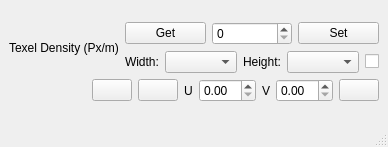
thienphuochoang/Portfolio, file puzzle_maya/uv_tool/texel_density/ui/texel_density_ui.ui: the form before one commit.
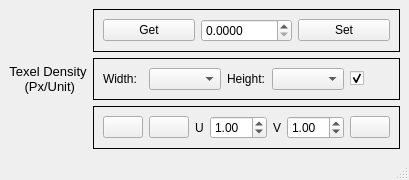
The form after the commit.

Commit message: update new UI and texel density function

Patch:
```diff
--- a/puzzle_maya/uv_tool/texel_density/ui/texel_density_ui.ui
+++ b/puzzle_maya/uv_tool/texel_density/ui/texel_density_ui.ui
@@ -6,22 +6,103 @@
    <rect>
     <x>0</x>
     <y>0</y>
-    <width>370</width>
-    <height>147</height>
+    <width>381</width>
+    <height>176</height>
    </rect>
   </property>
   <property name="windowTitle">
    <string>MainWindow</string>
   </property>
   <widget class="QWidget" name="centralwidget">
-   <layout class="QGridLayout" name="gridLayout_2">
-    <item row="0" column="0">
      <layout class="QGridLayout" name="gridLayout">
-      <item row="2" column="0" colspan="2">
+    <item row="0" column="1">
+     <widget class="QFrame" name="frame">
+      <property name="frameShape">
+       <enum>QFrame::Box</enum>
+      </property>
+      <property name="frameShadow">
+       <enum>QFrame::Plain</enum>
+      </property>
+      <layout class="QHBoxLayout" name="horizontalLayout_6">
+       <item>
+        <widget class="QPushButton" name="btnGet">
+         <property name="text">
+          <string>Get</string>
+         </property>
+        </widget>
+       </item>
+       <item>
+        <widget class="QDoubleSpinBox" name="spnTexelDensity">
+         <property name="decimals">
+          <number>4</number>
+         </property>
+        </widget>
+       </item>
+       <item>
+        <widget class="QPushButton" name="btnSet">
+         <property name="text">
+          <string>Set</string>
+         </property>
+        </widget>
+       </item>
+      </layout>
+     </widget>
+    </item>
+    <item row="1" column="1">
+     <widget class="QFrame" name="frame_2">
+      <property name="frameShape">
+       <enum>QFrame::Box</enum>
+      </property>
+      <property name="frameShadow">
+       <enum>QFrame::Plain</enum>
+      </property>
+      <layout class="QHBoxLayout" name="horizontalLayout_2">
+       <item>
+        <widget class="QLabel" name="label_2">
+         <property name="text">
+          <string>Width:</string>
+         </property>
+        </widget>
+       </item>
+       <item>
+        <widget class="QComboBox" name="cbWidth"/>
+       </item>
+       <item>
+        <widget class="QLabel" name="label_3">
+         <property name="text">
+          <string>Height:</string>
+         </property>
+        </widget>
+       </item>
+       <item>
+        <widget class="QComboBox" name="cbHeight"/>
+       </item>
+       <item>
+        <widget class="QCheckBox" name="cbConstraint">
+         <property name="toolTip">
+          <string>Constraints for Width and Height</string>
+         </property>
+         <property name="text">
+          <string/>
+         </property>
+         <property name="checked">
+          <bool>true</bool>
+         </property>
+        </widget>
+       </item>
+      </layout>
+     </widget>
+    </item>
+    <item row="2" column="1">
+     <widget class="QFrame" name="frame_3">
+      <property name="frameShape">
+       <enum>QFrame::Box</enum>
+      </property>
+      <property name="frameShadow">
+       <enum>QFrame::Plain</enum>
+      </property>
        <layout class="QHBoxLayout" name="horizontalLayout">
         <item>
-         <layout class="QHBoxLayout" name="horizontalLayout_4">
-          <item>
            <spacer name="horizontalSpacer">
             <property name="orientation">
              <enum>Qt::Horizontal</enum>
@@ -35,23 +116,19 @@
            </spacer>
           </item>
           <item>
-           <widget class="QPushButton" name="pushButton_3">
+        <widget class="QPushButton" name="btnAssignCheckerMaterial">
             <property name="text">
              <string/>
             </property>
            </widget>
           </item>
           <item>
-           <widget class="QPushButton" name="pushButton_2">
+        <widget class="QPushButton" name="btnCycleCheckerMap">
             <property name="text">
              <string/>
             </property>
            </widget>
           </item>
-         </layout>
-        </item>
-        <item>
-         <layout class="QHBoxLayout" name="horizontalLayout_5">
           <item>
            <widget class="QLabel" name="label_4">
             <property name="text">
@@ -60,7 +137,11 @@
            </widget>
           </item>
           <item>
-           <widget class="QDoubleSpinBox" name="doubleSpinBox"/>
+        <widget class="QDoubleSpinBox" name="spnTilingU">
+         <property name="value">
+          <double>1.000000000000000</double>
+         </property>
+        </widget>
           </item>
           <item>
            <widget class="QLabel" name="label_5">
@@ -70,91 +151,39 @@
            </widget>
           </item>
           <item>
-           <widget class="QDoubleSpinBox" name="doubleSpinBox_2"/>
-          </item>
-          <item>
-           <widget class="QPushButton" name="pushButton">
-            <property name="text">
-             <string/>
+        <widget class="QDoubleSpinBox" name="spnTilingV">
+         <property name="value">
+          <double>1.000000000000000</double>
             </property>
            </widget>
           </item>
-         </layout>
-        </item>
-       </layout>
-      </item>
-      <item row="0" column="1">
-       <layout class="QHBoxLayout" name="horizontalLayout_2">
         <item>
-         <widget class="QPushButton" name="btnGet">
+        <widget class="QPushButton" name="btnReset">
           <property name="text">
-           <string>Get</string>
+          <string/>
           </property>
          </widget>
         </item>
-        <item>
-         <widget class="QSpinBox" name="spinBox"/>
-        </item>
-        <item>
-         <widget class="QPushButton" name="btnSet">
-          <property name="text">
-           <string>Set</string>
-          </property>
-         </widget>
-        </item>
-       </layout>
-      </item>
-      <item row="1" column="1">
-       <layout class="QHBoxLayout" name="horizontalLayout_3">
-        <item>
-         <widget class="QLabel" name="label_2">
-          <property name="text">
-           <string>Width:</string>
-          </property>
-         </widget>
-        </item>
-        <item>
-         <widget class="QComboBox" name="cbWidth"/>
-        </item>
-        <item>
-         <widget class="QLabel" name="label_3">
-          <property name="text">
-           <string>Height:</string>
-          </property>
-         </widget>
-        </item>
-        <item>
-         <widget class="QComboBox" name="cbHeight"/>
-        </item>
-        <item>
-         <widget class="QCheckBox" name="cbConstraint">
-          <property name="text">
-           <string/>
-          </property>
-         </widget>
-        </item>
-       </layout>
-      </item>
-      <item row="0" column="0" rowspan="2">
+      </layout>
+     </widget>
+    </item>
+    <item row="0" column="0" rowspan="3">
        <widget class="QLabel" name="label">
+      <property name="font">
+       <font>
+        <pointsize>10</pointsize>
+       </font>
+      </property>
         <property name="text">
-         <string>Texel Density (Px/m)</string>
-        </property>
+       <string>Texel Density
+ (Px/Unit)</string>
+      </property>
+      <property name="alignment">
+       <set>Qt::AlignCenter</set>
+      </property>
        </widget>
       </item>
      </layout>
-    </item>
-   </layout>
-  </widget>
-  <widget class="QMenuBar" name="menubar">
-   <property name="geometry">
-    <rect>
-     <x>0</x>
-     <y>0</y>
-     <width>370</width>
-     <height>21</height>
-    </rect>
-   </property>
   </widget>
   <widget class="QStatusBar" name="statusbar"/>
  </widget>
```
Left out of the diff: 2 changed lines with no effect on the pictures. Lines whose indentation alone changed are shown as unchanged. The commit also changes 6 other files.
